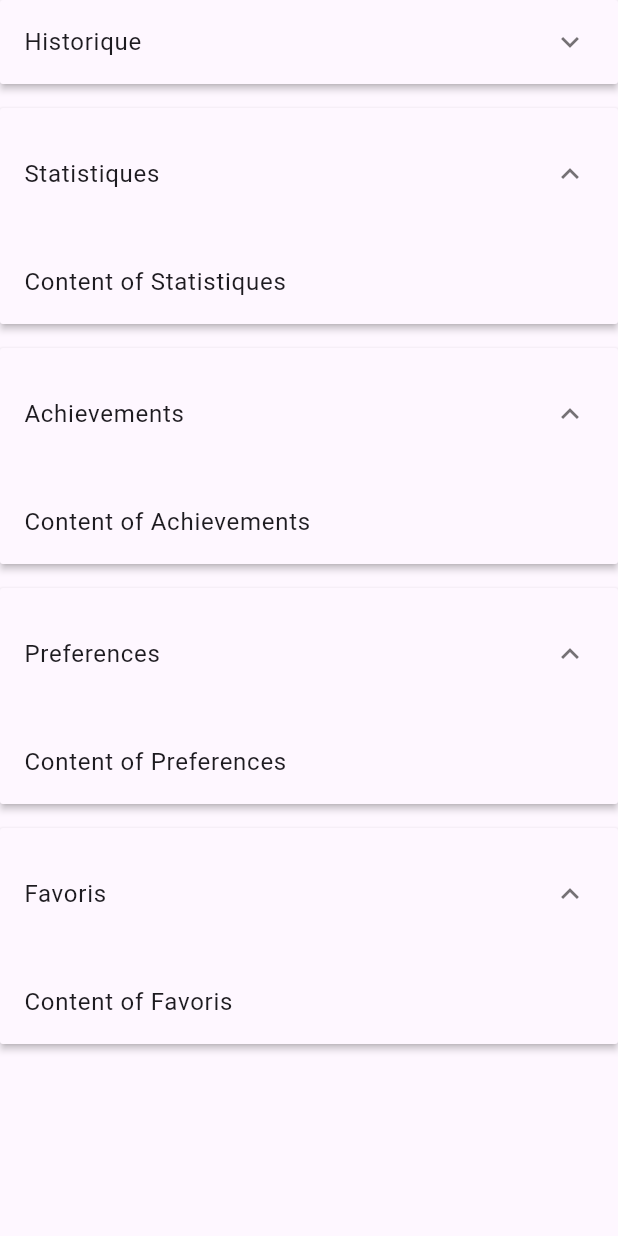
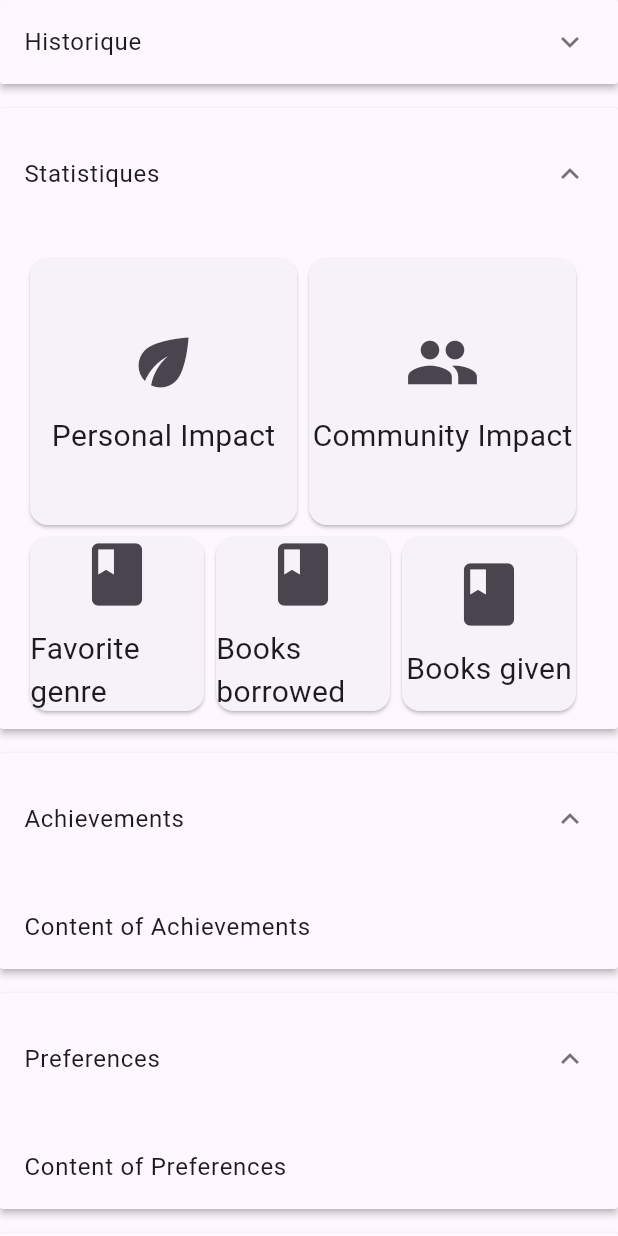
Before and after one commit to ceduni/lino, a Flutter app: the ProfileSectionList widget shown alone on an empty page, opened directly, after a tap on the "expand more" icon, on a phone screen of 412 x 824 dp. Run offline on Flutter 3.47's test engine with Material 3 defaults, Android fonts, the phone set to English and light mode, and no system bars; our stand-ins replace geolocator, get, google_maps_flutter; statements that could not run were skipped; project files that could hold a hidden picture were left out.

Commit message:
refactor: Update ProfileScreen with StatisticalWidget for displaying personal and community impact statistics, and personal preferences

```diff
--- a/app/lib/pages/profile_screen.dart
+++ b/app/lib/pages/profile_screen.dart
@@ -69,7 +69,7 @@ class ProfileSectionList extends StatelessWidget {
             ),
             CustomExpansionPanel(
               headerText: 'Statistiques',
-              bodyText: 'Content of Statistiques',
+              body: StatisticalWidget(),
               isExpanded: controller.isExpanded[1],
             ),
             CustomExpansionPanel(
@@ -195,9 +195,92 @@ class BookGridContainer extends StatelessWidget {
   }
 }
 
-class AchievementWidget extends StatelessWidget {
+class StatisticalWidget extends StatelessWidget {
+  // Separate into 2 sections:
+  // Sec 1: Personal Impact, Community Impact(2 tiles)
+  // Personal Impact: Carbon savings, water saved, trees saved
+  // Community Impact: Carbon savings, water saved, trees saved
+
+  // Sec 2: Personal Preferences (3 tiles)
+  // Favorite genre, nb books borrowed, nb books given
+
   @override
   Widget build(BuildContext context) {
-    return Container();
+    return Column(
+      children: [
+        GridView.count(
+          shrinkWrap: true,
+          crossAxisCount: 2,
+          children: [
+            GridTileWidget(
+              title: 'Personal Impact',
+              icon: Icons.eco,
+              navigateTo: Container(),
+            ),
+            GridTileWidget(
+              title: 'Community Impact',
+              icon: Icons.people,
+              navigateTo: Container(),
+            ),
+          ],
+        ),
+        GridView.count(
+          shrinkWrap: true,
+          crossAxisCount: 3,
+          children: [
+            GridTileWidget(
+              title: 'Favorite genre',
+              icon: Icons.book,
+              navigateTo: Container(),
+            ),
+            GridTileWidget(
+              title: 'Books borrowed',
+              icon: Icons.book,
+              navigateTo: Container(),
+            ),
+            GridTileWidget(
+              title: 'Books given',
+              icon: Icons.book,
+              navigateTo: Container(),
+            ),
+          ],
+        ),
+      ],
+    );
   }
 }
+
+class GridTileWidget extends StatelessWidget {
+  final String title;
+  final IconData icon;
+  final Widget navigateTo;
+
+  const GridTileWidget({
+    Key? key,
+    required this.title,
+    required this.icon,
+    required this.navigateTo,
+  }) : super(key: key);
+
+  @override
+  Widget build(BuildContext context) {
+    return GestureDetector(
+      onTap: () {
+        Navigator.push(
+          context,
+          MaterialPageRoute(builder: (context) => navigateTo),
+        );
+      },
+      child: Card(
+        child: Column(
+          mainAxisAlignment: MainAxisAlignment.center,
+          children: <Widget>[
+            Icon(icon, size: 50.0),
+            SizedBox(height: 10.0),
+            Text(title, style: TextStyle(fontSize: 20.0)),
+          ],
+        ),
+      ),
+    );
+  }
+}
```
